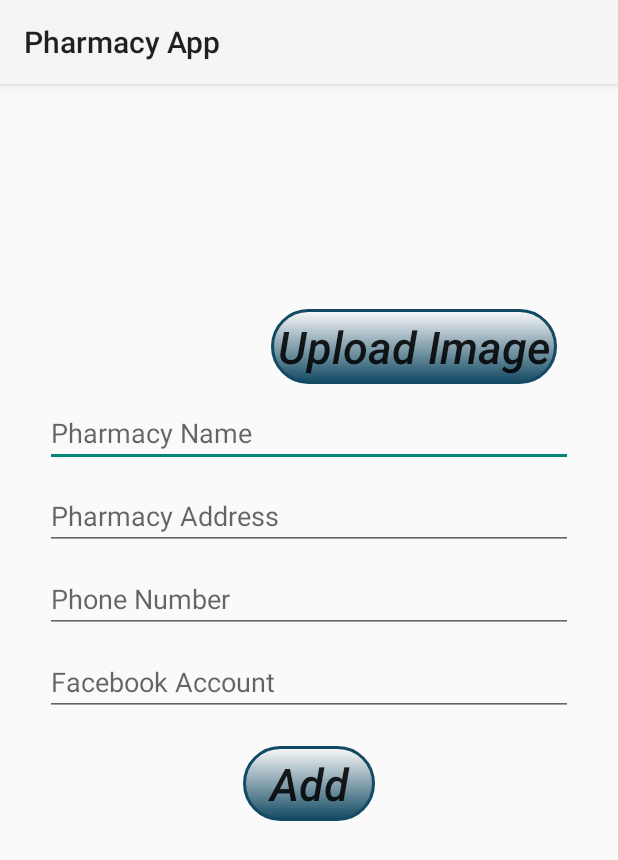
After one commit to SamarAbdo/Pharmacy-App, an Android app: the AddPharmacy screen opened directly, with no data from a screen before it, on a phone screen of 412 x 824 dp. The commit adds this screen. Shown: the top 860 px of the screen. Run offline under Robolectric (Android 15) with nearby library versions, the phone set to English and light mode, and no system bars.

Commit message:
Add Pharmacy

```diff
--- a/app/src/main/AndroidManifest.xml
+++ b/app/src/main/AndroidManifest.xml
@@ -9,10 +9,11 @@
         android:roundIcon="@mipmap/ic_launcher_round"
         android:supportsRtl="true"
         android:theme="@style/AppTheme">
+        <activity android:name=".AddPharmacy"></activity>
         <activity
             android:name=".UserAdapter"
             android:label="@string/title_activity_user_adapter"
-            android:theme="@style/AppTheme.NoActionBar"></activity>
+            android:theme="@style/AppTheme.NoActionBar" />
         <activity android:name=".SignUp" />
         <activity android:name=".launcher">
             <intent-filter>
--- /dev/null
+++ b/app/src/main/java/com/example/pharmacyapp/AddPharmacy.java
@@ -0,0 +1,31 @@
+package com.example.pharmacyapp;
+
+import androidx.appcompat.app.AppCompatActivity;
+
+import android.os.Bundle;
+import android.view.View;
+import android.widget.Button;
+import android.widget.EditText;
+
+public class AddPharmacy extends AppCompatActivity {
+    EditText namePharmacy,numPharmacy,addressPharmacy,facbookAcc;
+    Button addbtn;
+    @Override
+    protected void onCreate(Bundle savedInstanceState) {
+        super.onCreate(savedInstanceState);
+        setContentView(R.layout.activity_add_pharmacy);
+        namePharmacy=findViewById(R.id.addPharmacyName);
+        numPharmacy=findViewById(R.id.addPhone);
+        addressPharmacy=findViewById(R.id.addPharmacyAddress);
+        facbookAcc=findViewById(R.id.facebookAcc);
+        addbtn=findViewById(R.id.addPharma);
+        addbtn.setOnClickListener(new View.OnClickListener() {
+            @Override
+            public void onClick(View view) {
+                if(namePharmacy.getText().toString().isEmpty())namePharmacy.setError("Not Valid");
+                if(numPharmacy.getText().toString().isEmpty())numPharmacy.setError("Not Valid");
+                if(addressPharmacy.getText().toString().isEmpty())addressPharmacy.setError("Not Valid");
+            }
+        });
+    }
+}
--- a/app/src/main/java/com/example/pharmacyapp/MainActivity.java
+++ b/app/src/main/java/com/example/pharmacyapp/MainActivity.java
@@ -29,7 +29,7 @@ public class MainActivity extends AppCompatActivity implements View.OnClickListe
             startActivity(in);
             finish();
         }else if (view.getId()==R.id.owner){
-            Toast.makeText(MainActivity.this,"Owner",Toast.LENGTH_LONG).show();
+           // Toast.makeText(MainActivity.this,"Owner",Toast.LENGTH_LONG).show();
             Intent in=new Intent(MainActivity.this,Login.class);
             in.putExtra("bool","2");
             startActivity(in);
--- /dev/null
+++ b/app/src/main/res/layout/activity_add_pharmacy.xml
@@ -0,0 +1,72 @@
+<?xml version="1.0" encoding="utf-8"?>
+<LinearLayout xmlns:android="http://schemas.android.com/apk/res/android"
+    xmlns:app="http://schemas.android.com/apk/res-auto"
+    xmlns:tools="http://schemas.android.com/tools"
+    android:layout_width="match_parent"
+    android:layout_height="match_parent"
+    android:orientation="vertical"
+    tools:context=".AddPharmacy">
+
+    <Button
+        android:layout_marginTop="150dp"
+        android:layout_marginStart="100dp"
+        android:layout_marginEnd="30dp"
+        android:layout_width="wrap_content"
+        android:layout_height="wrap_content"
+        android:text="Upload Image"
+        android:textAllCaps="false"
+        android:layout_gravity="center"
+        android:textSize="30sp"
+        android:id="@+id/uploadImage"
+        android:textStyle="italic"
+
+        android:background="@drawable/main"
+        />
+    <EditText
+        android:layout_width="match_parent"
+        android:layout_height="wrap_content"
+        android:hint="Pharmacy Name"
+        android:layout_marginTop="10dp"
+        android:layout_marginHorizontal="30dp"
+        android:id="@+id/addPharmacyName"
+        />
+    <EditText
+        android:layout_width="match_parent"
+        android:layout_height="wrap_content"
+        android:hint="Pharmacy Address"
+        android:layout_marginTop="10dp"
+        android:layout_marginHorizontal="30dp"
+        android:id="@+id/addPharmacyAddress"
+        />
+    <EditText
+        android:layout_width="match_parent"
+        android:layout_height="wrap_content"
+        android:hint="Phone Number"
+        android:layout_marginTop="10dp"
+        android:layout_marginHorizontal="30dp"
+        android:inputType="numberDecimal"
+        android:id="@+id/addPhone"
+        />
+    <EditText
+        android:layout_width="match_parent"
+        android:layout_height="wrap_content"
+        android:hint="Facebook Account"
+        android:layout_marginHorizontal="30dp"
+        android:layout_marginTop="10dp"
+        android:id="@+id/facebookAcc"
+        />
+    <Button
+        android:layout_width="wrap_content"
+        android:layout_height="wrap_content"
+        android:text="Add"
+        android:textAllCaps="false"
+        android:layout_marginTop="20dp"
+        android:layout_gravity="center"
+        android:textSize="30sp"
+        android:id="@+id/addPharma"
+        android:textStyle="italic"
+        android:layout_marginHorizontal="30dp"
+        android:background="@drawable/main"
+        />
+
+</LinearLayout>
```
